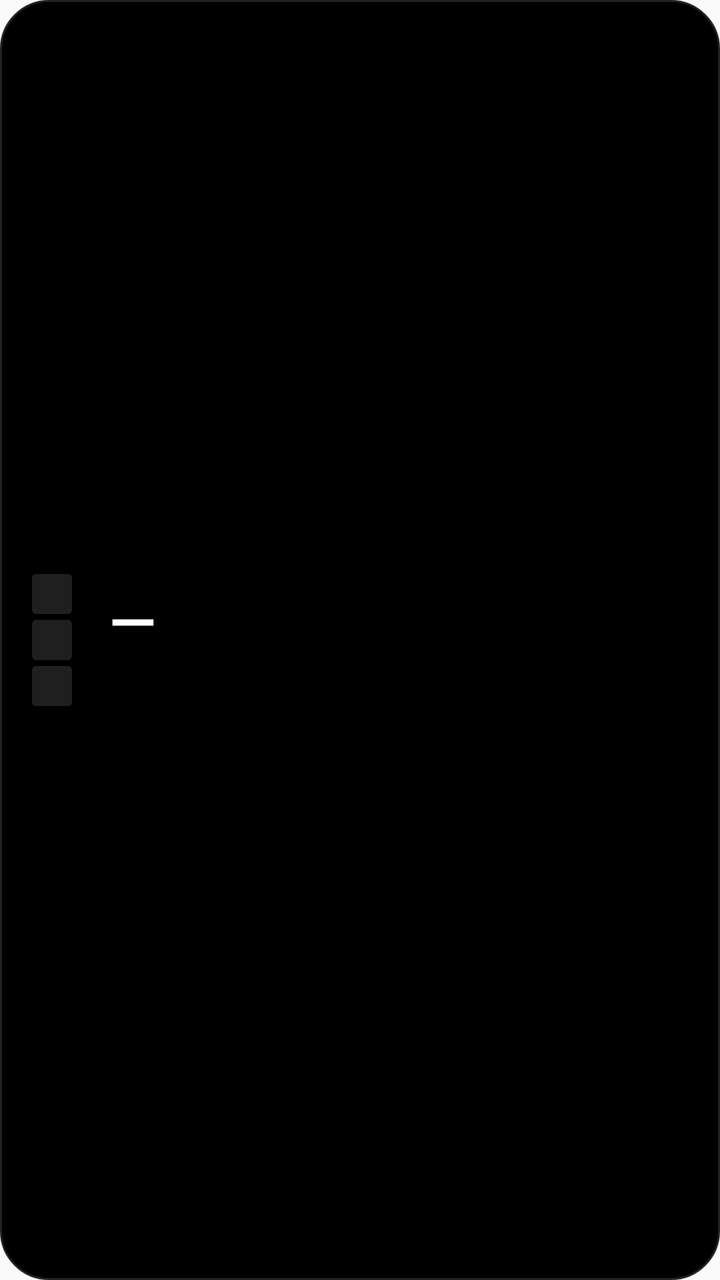
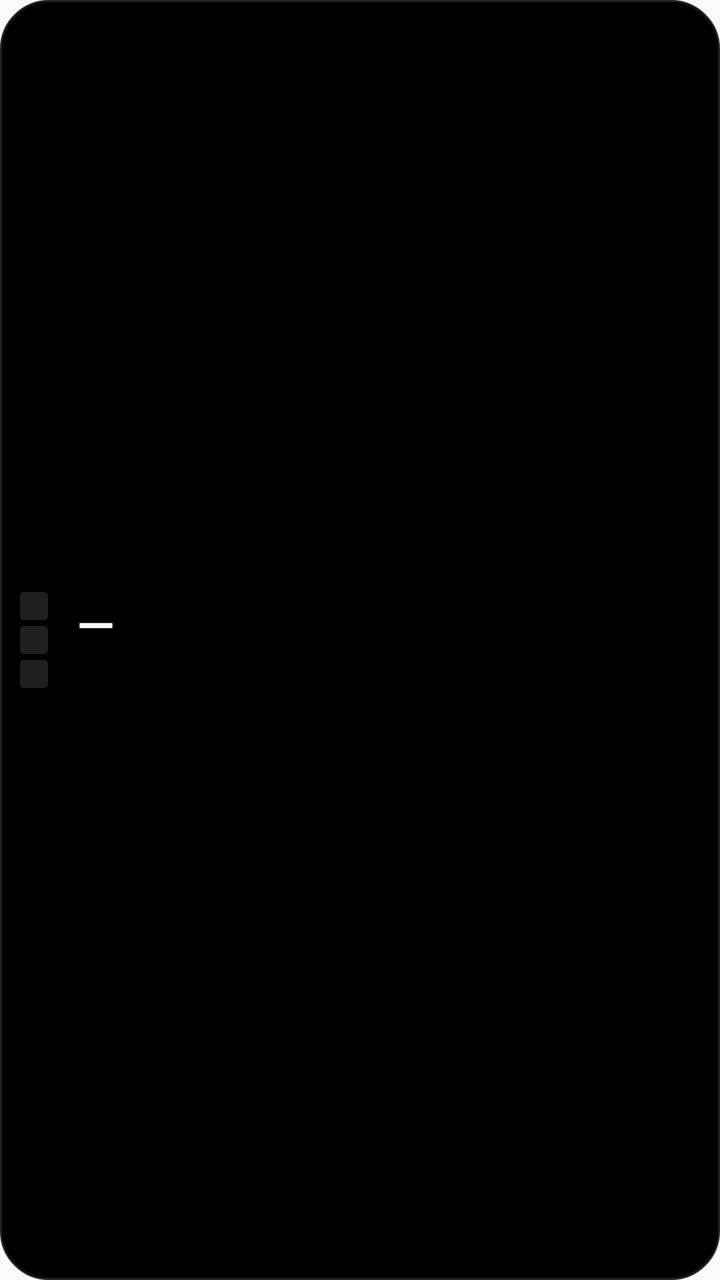

The first picture is an Android layout as it rendered before a commit; the second is the same layout after the commit. The layout source and the unified diff follow.
<!-- AndroidManifest.xml: application theme AppTheme -->
<!-- res/layout/widget_briefing.xml -->
<?xml version="1.0" encoding="utf-8"?>
<LinearLayout xmlns:android="http://schemas.android.com/apk/res/android"
    android:id="@+id/widget_root"
    android:layout_width="match_parent"
    android:layout_height="match_parent"
    android:background="@drawable/widget_bg"
    android:gravity="center_vertical"
    android:orientation="horizontal"
    android:padding="16dp">

    
    <LinearLayout
        android:id="@+id/widget_vu_bar"
        android:layout_width="wrap_content"
        android:layout_height="66dp"
        android:layout_marginEnd="18dp"
        android:gravity="center"
        android:orientation="vertical">

        <TextView
            android:id="@+id/widget_vu_green"
            android:layout_width="20dp"
            android:layout_height="20dp"
            android:layout_marginBottom="3dp"
            android:background="@drawable/widget_vu_seg_dim" />

        <TextView
            android:id="@+id/widget_vu_yellow"
            android:layout_width="20dp"
            android:layout_height="20dp"
            android:layout_marginBottom="3dp"
            android:background="@drawable/widget_vu_seg_dim" />

        <TextView
            android:id="@+id/widget_vu_red"
            android:layout_width="20dp"
            android:layout_height="20dp"
            android:background="@drawable/widget_vu_seg_dim" />
    </LinearLayout>

    <LinearLayout
        android:layout_width="0dp"
        android:layout_height="wrap_content"
        android:layout_weight="1"
        android:orientation="vertical">

        <TextView
            android:id="@+id/widget_briefing_verdict"
            android:layout_width="match_parent"
            android:layout_height="wrap_content"
            android:fontFamily="@font/doto"
            android:textStyle="bold"
            android:textColor="#FFFFFF"
            android:textSize="30sp"
            android:maxLines="1"
            android:ellipsize="end"
            android:text="—" />

        <TextView
            android:id="@+id/widget_briefing_date"
            android:layout_width="match_parent"
            android:layout_height="wrap_content"
            android:layout_marginTop="4dp"
            android:fontFamily="@font/space_grotesk"
            android:letterSpacing="0.12"
            android:textColor="#888888"
            android:textSize="11sp"
            android:text="" />
    </LinearLayout>
</LinearLayout>
<!-- resources referenced by this layout -->
<resources>
  <!-- drawable widget_bg (drawable) -->
  <?xml version="1.0" encoding="utf-8"?>
  <shape xmlns:android="http://schemas.android.com/apk/res/android">
      <solid android:color="#000000" />
      <corners android:radius="24dp" />
      <stroke android:width="1dp" android:color="#222222" />
  </shape>
  <!-- drawable widget_vu_seg_dim (drawable) -->
  <?xml version="1.0" encoding="utf-8"?>
  <shape xmlns:android="http://schemas.android.com/apk/res/android">
      <solid android:color="#1FFFFFFF" />
      <corners android:radius="2dp" />
  </shape>
  <style name="AppTheme" parent="Theme.AppCompat.Light.DarkActionBar">
          
          <item name="colorPrimary">@color/colorPrimary</item>
          <item name="colorPrimaryDark">@color/colorPrimaryDark</item>
          <item name="colorAccent">@color/colorAccent</item>
      </style>
</resources>

<!-- the commit's change to res/layout/widget_briefing.xml (unified diff, before → after) -->
@@ -6,35 +6,35 @@
     android:background="@drawable/widget_bg"
     android:gravity="center_vertical"
     android:orientation="horizontal"
-    android:padding="16dp">
+    android:padding="10dp">
 
     
     <LinearLayout
         android:id="@+id/widget_vu_bar"
         android:layout_width="wrap_content"
-        android:layout_height="66dp"
-        android:layout_marginEnd="18dp"
+        android:layout_height="48dp"
+        android:layout_marginEnd="14dp"
         android:gravity="center"
         android:orientation="vertical">
 
         <TextView
             android:id="@+id/widget_vu_green"
-            android:layout_width="20dp"
-            android:layout_height="20dp"
+            android:layout_width="14dp"
+            android:layout_height="14dp"
             android:layout_marginBottom="3dp"
             android:background="@drawable/widget_vu_seg_dim" />
 
         <TextView
             android:id="@+id/widget_vu_yellow"
-            android:layout_width="20dp"
-            android:layout_height="20dp"
+            android:layout_width="14dp"
+            android:layout_height="14dp"
             android:layout_marginBottom="3dp"
             android:background="@drawable/widget_vu_seg_dim" />
 
         <TextView
             android:id="@+id/widget_vu_red"
-            android:layout_width="20dp"
-            android:layout_height="20dp"
+            android:layout_width="14dp"
+            android:layout_height="14dp"
             android:background="@drawable/widget_vu_seg_dim" />
     </LinearLayout>
 
@@ -51,7 +51,7 @@
             android:fontFamily="@font/doto"
             android:textStyle="bold"
             android:textColor="#FFFFFF"
-            android:textSize="30sp"
+            android:textSize="24sp"
             android:maxLines="1"
             android:ellipsize="end"
             android:text="—" />
@@ -60,11 +60,11 @@
             android:id="@+id/widget_briefing_date"
             android:layout_width="match_parent"
             android:layout_height="wrap_content"
-            android:layout_marginTop="4dp"
+            android:layout_marginTop="2dp"
             android:fontFamily="@font/space_grotesk"
             android:letterSpacing="0.12"
             android:textColor="#888888"
-            android:textSize="11sp"
+            android:textSize="10sp"
             android:text="" />
     </LinearLayout>
 </LinearLayout>
